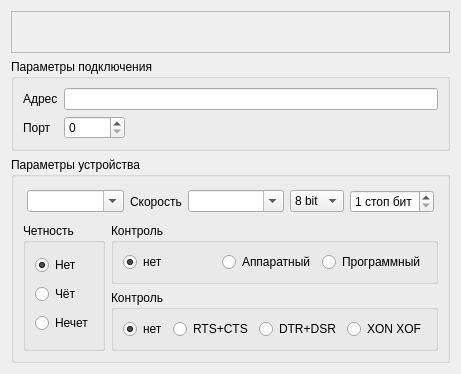
Before: the Qt Designer form multi_iodev/mutli_iodev_params.ui in dostapazov/qtshared, drawn with Qt 5.
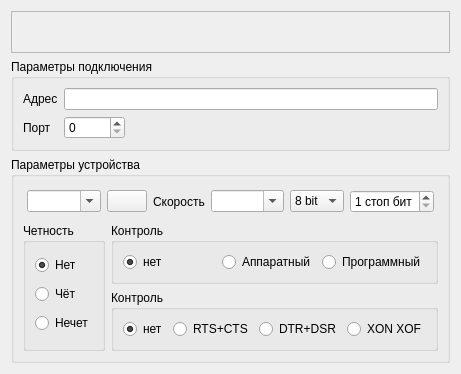
After: the same form once the commit is applied. Icons and pictures are not drawn.

Diff of the .ui file:
```diff
--- a/multi_iodev/mutli_iodev_params.ui
+++ b/multi_iodev/mutli_iodev_params.ui
@@ -6,8 +6,8 @@
    <rect>
     <x>0</x>
     <y>0</y>
-    <width>416</width>
-    <height>360</height>
+    <width>420</width>
+    <height>366</height>
    </rect>
   </property>
   <property name="sizePolicy">
@@ -316,6 +316,17 @@
             </property>
            </widget>
           </item>
+          <item>
+           <widget class="QPushButton" name="tbRefresh">
+            <property name="text">
+             <string/>
+            </property>
+            <property name="icon">
+             <iconset resource="multi_iodev_params.qrc">
+              <normaloff>:/multi_iodev_params/refresh.png</normaloff>:/multi_iodev_params/refresh.png</iconset>
+            </property>
+           </widget>
+          </item>
           <item>
            <widget class="QLabel" name="label_5">
             <property name="sizePolicy">
```
Left out of the diff: 2 changed lines with no effect on the pictures.
